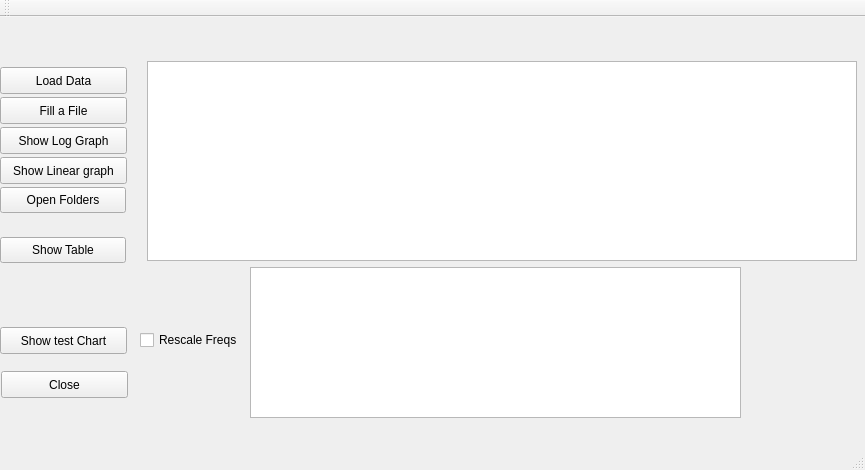
This is ChartTest/mainwindow.ui in mikeinsantarosa/ChartTest as Qt 5 draws it before an edit. The edited form follows.
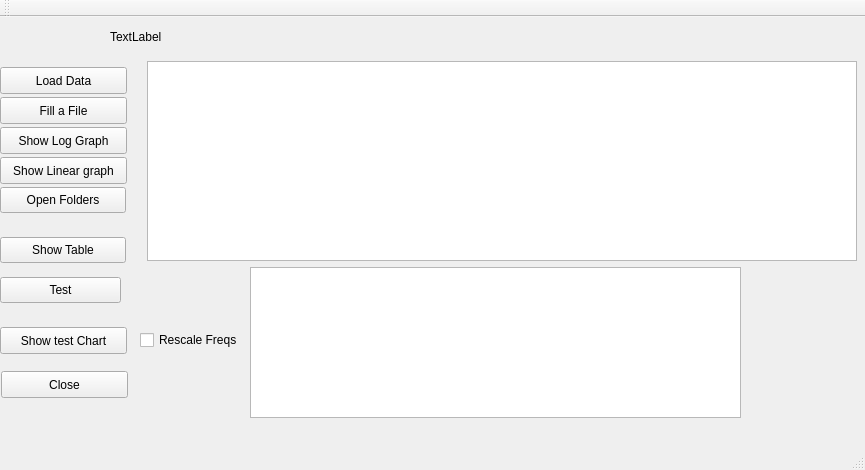
This is the edited form. Icons and pictures are not drawn.

```diff
--- a/ChartTest/mainwindow.ui
+++ b/ChartTest/mainwindow.ui
@@ -305,6 +305,38 @@
      </rect>
     </property>
    </widget>
+   <widget class="QPushButton" name="btnTest">
+    <property name="geometry">
+     <rect>
+      <x>0</x>
+      <y>260</y>
+      <width>121</width>
+      <height>26</height>
+     </rect>
+    </property>
+    <property name="text">
+     <string>Test</string>
+    </property>
+   </widget>
+   <widget class="QLabel" name="labelTest">
+    <property name="geometry">
+     <rect>
+      <x>110</x>
+      <y>10</y>
+      <width>671</width>
+      <height>20</height>
+     </rect>
+    </property>
+    <property name="sizePolicy">
+     <sizepolicy hsizetype="Expanding" vsizetype="Expanding">
+      <horstretch>0</horstretch>
+      <verstretch>0</verstretch>
+     </sizepolicy>
+    </property>
+    <property name="text">
+     <string>TextLabel</string>
+    </property>
+   </widget>
   </widget>
   <widget class="QMenuBar" name="menuBar">
    <property name="geometry">
```
